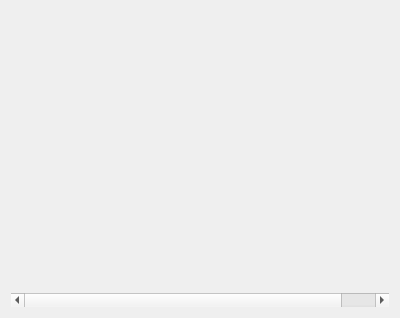
The window that Home/Resources/UI/Home.ui (NousNav/SlicerOpenNav) describes before a commit, drawn with Qt 5.
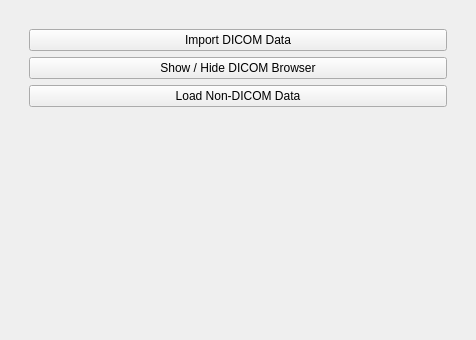
The same window after the commit. The open tabs and pages were chosen to show the change. Custom widgets are drawn as their Qt base class.

Commit message:
113 add data loading to patients tab (#124)
* ENH:  Add DICOM/Data loading UI elements to Patients Tab

* ENH:  Implement DICOM loading buttons

* ENH: Implement non DICOM loading button

* ENH:  Fix up forward / back button for patient

* ENH:  Added pressed states for button styling

Patch:
```diff
--- a/Home/Resources/UI/Home.ui
+++ b/Home/Resources/UI/Home.ui
@@ -6,8 +6,8 @@
    <rect>
     <x>0</x>
     <y>0</y>
-    <width>400</width>
-    <height>318</height>
+    <width>476</width>
+    <height>340</height>
    </rect>
   </property>
   <property name="sizePolicy">
@@ -36,8 +36,8 @@
        <rect>
         <x>0</x>
         <y>0</y>
-        <width>412</width>
-        <height>293</height>
+        <width>462</width>
+        <height>326</height>
        </rect>
       </property>
       <layout class="QVBoxLayout" name="verticalLayout_5">
@@ -62,7 +62,45 @@
           <layout class="QVBoxLayout" name="verticalLayout_4"/>
          </widget>
          <widget class="QWidget" name="PatientsTab">
-          <layout class="QVBoxLayout" name="verticalLayout_3"/>
+          <layout class="QVBoxLayout" name="verticalLayout_3">
+           <item>
+            <widget class="QPushButton" name="ImportDICOMButton">
+             <property name="text">
+              <string>Import DICOM Data</string>
+             </property>
+            </widget>
+           </item>
+           <item>
+            <widget class="QPushButton" name="DICOMToggleButton">
+             <property name="text">
+              <string>Show / Hide DICOM Browser</string>
+             </property>
+             <property name="checkable">
+              <bool>true</bool>
+             </property>
+            </widget>
+           </item>
+           <item>
+            <widget class="QPushButton" name="LoadDataButton">
+             <property name="text">
+              <string>Load Non-DICOM Data</string>
+             </property>
+            </widget>
+           </item>
+           <item>
+            <spacer name="verticalSpacer">
+             <property name="orientation">
+              <enum>Qt::Vertical</enum>
+             </property>
+             <property name="sizeHint" stdset="0">
+              <size>
+               <width>20</width>
+               <height>40</height>
+              </size>
+             </property>
+            </spacer>
+           </item>
+          </layout>
          </widget>
          <widget class="QWidget" name="NavigationTab">
           <layout class="QVBoxLayout" name="verticalLayout_2"/>
```
The commit also changes 4 other files.
